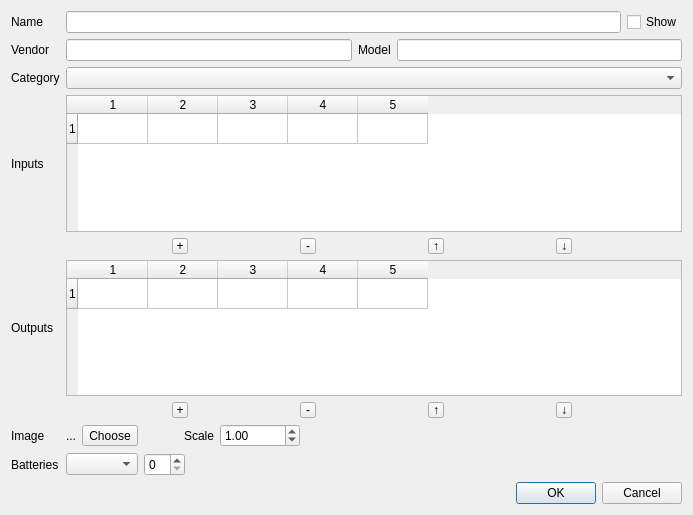
First picture: the form in deviceproperties.ui, repository uliss/patch_scene, before the edit.
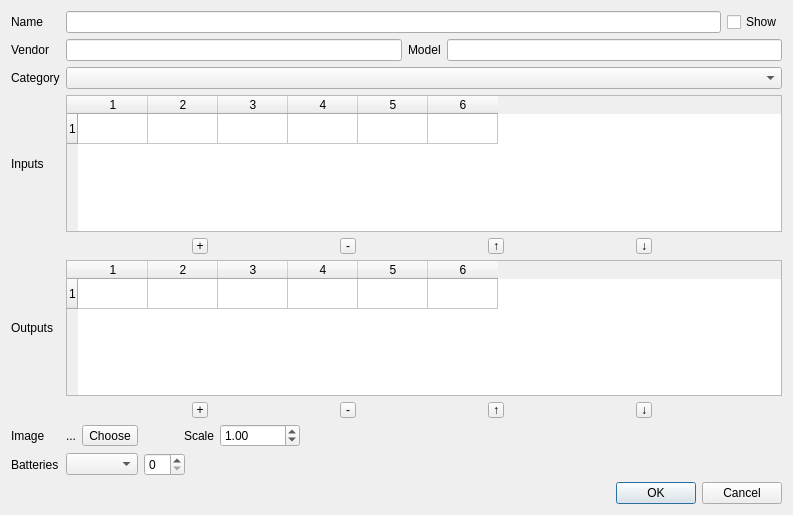
Second picture: the form after the edit.

The edit to the form file:
```diff
--- a/deviceproperties.ui
+++ b/deviceproperties.ui
@@ -6,7 +6,7 @@
    <rect>
     <x>0</x>
     <y>0</y>
-    <width>693</width>
+    <width>793</width>
     <height>515</height>
    </rect>
   </property>
@@ -97,7 +97,7 @@
       <widget class="QTableWidget" name="inlets">
        <property name="minimumSize">
         <size>
-         <width>600</width>
+         <width>700</width>
          <height>100</height>
         </size>
        </property>
@@ -108,7 +108,7 @@
         <number>1</number>
        </property>
        <property name="columnCount">
-        <number>5</number>
+        <number>6</number>
        </property>
        <attribute name="horizontalHeaderDefaultSectionSize">
         <number>70</number>
@@ -125,6 +125,7 @@
        <column/>
        <column/>
        <column/>
+       <column/>
       </widget>
      </item>
      <item row="4" column="1">
@@ -221,7 +222,7 @@
       <widget class="QTableWidget" name="outlets">
        <property name="minimumSize">
         <size>
-         <width>600</width>
+         <width>700</width>
          <height>100</height>
         </size>
        </property>
@@ -232,7 +233,7 @@
         <number>1</number>
        </property>
        <property name="columnCount">
-        <number>5</number>
+        <number>6</number>
        </property>
        <attribute name="horizontalHeaderDefaultSectionSize">
         <number>70</number>
@@ -249,6 +250,7 @@
        <column/>
        <column/>
        <column/>
+       <column/>
       </widget>
      </item>
      <item row="6" column="1">
```
